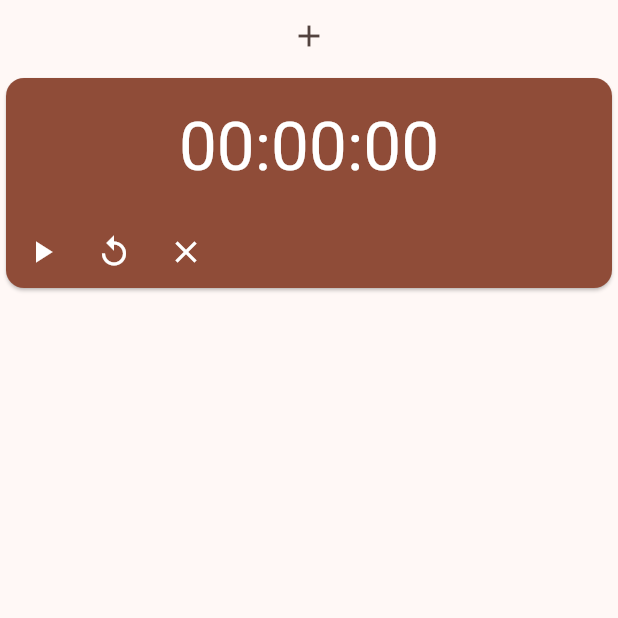
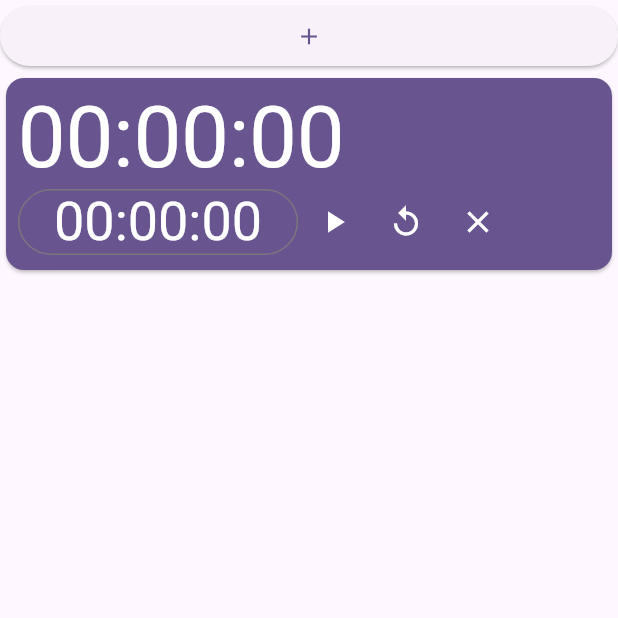
Before and after one commit to mendelbrot/trill, a Flutter app: the screen it shows after launch, after a tap on the "add" icon, on a phone screen of 412 x 824 dp, the top half of it. Run offline on Flutter 3.47's test engine with Material 3 defaults, Android fonts, the phone set to English and light mode, and no system bars.

Commit message:
some stiling

```diff
--- a/lib/main.dart
+++ b/lib/main.dart
@@ -16,7 +16,7 @@ class App extends StatelessWidget {
       child: MaterialApp(
         title: 'Trill',
         theme: ThemeData(
-          colorScheme: ColorScheme.fromSeed(seedColor: Colors.deepOrange),
+          colorScheme: ColorScheme.fromSeed(seedColor: Colors.deepPurple),
         ),
         home: HomeStack(),
       ),
@@ -28,9 +28,7 @@ class AppState extends ChangeNotifier {
   List<Widget> timers = [];
 
   void addNewTimer() {
-    timers.add(
-      SingleTimer(key: UniqueKey()),
-    );
+    timers.add(SingleTimer(key: UniqueKey()));
     notifyListeners();
   }
 
@@ -58,8 +56,8 @@ class HomeStack extends StatelessWidget {
 
     return Scaffold(
       body: ReorderableListView(
-        header: IconButton(
-          icon: const Icon(Icons.add),
+        header: ElevatedButton(
+          child: const Icon(Icons.add),
           onPressed: () {
             appState.addNewTimer();
           },
@@ -69,6 +67,15 @@ class HomeStack extends StatelessWidget {
       ),
     );
   }
+}
+
+String secondsToTimeString(int timeInSeconds) {
+  final duration = Duration(seconds: timeInSeconds);
+  String twoDigits(int n) => n.toString().padLeft(2, '0');
+  final hours = twoDigits(duration.inHours);
+  final minutes = twoDigits(duration.inMinutes.remainder(60));
+  final seconds = twoDigits(duration.inSeconds.remainder(60));
+  return "$hours:$minutes:$seconds";
 }
 
 class SingleTimer extends StatefulWidget {
@@ -131,33 +138,34 @@ class _SingleTimerState extends State<SingleTimer> {
     });
   }
 
-  String get _timerString {
-    final duration = Duration(seconds: _seconds);
-    String twoDigits(int n) => n.toString().padLeft(2, '0');
-    final hours = twoDigits(duration.inHours);
-    final minutes = twoDigits(duration.inMinutes.remainder(60));
-    final seconds = twoDigits(duration.inSeconds.remainder(60));
-    return "$hours:$minutes:$seconds";
-  }
-
   @override
   Widget build(BuildContext context) {
     var appState = context.watch<AppState>();
     final theme = Theme.of(context);
-    final style = theme.textTheme.displayMedium!.copyWith(
+    final timeTextStyle = theme.textTheme.displayLarge!.copyWith(
+      color: theme.colorScheme.onPrimary,
+    );
+    final initialTimeTextStyle = theme.textTheme.displaySmall!.copyWith(
       color: theme.colorScheme.onPrimary,
     );
 
     return Card(
       color: theme.colorScheme.primary,
+      child: Padding(
+        padding: const EdgeInsets.all(8.0),
         child: Column(
+          crossAxisAlignment: CrossAxisAlignment.start,
           children: [
-          Padding(
-            padding: const EdgeInsets.all(20),
-            child: Text(_timerString, style: style),
-          ),
+            Text(secondsToTimeString(_seconds), style: timeTextStyle),
             Row(
               children: [
+                OutlinedButton(
+                  onPressed: () => {},
+                  child: Text(
+                    secondsToTimeString(_initialSeconds),
+                    style: initialTimeTextStyle,
+                  ),
+                ),
                 _isRunning
                     ? IconButton(
                         icon: const Icon(Icons.pause),
@@ -191,6 +199,7 @@ class _SingleTimerState extends State<SingleTimer> {
             ),
           ],
         ),
+      ),
     );
   }
 }
```
Lines whose indentation alone changed are shown as unchanged.
